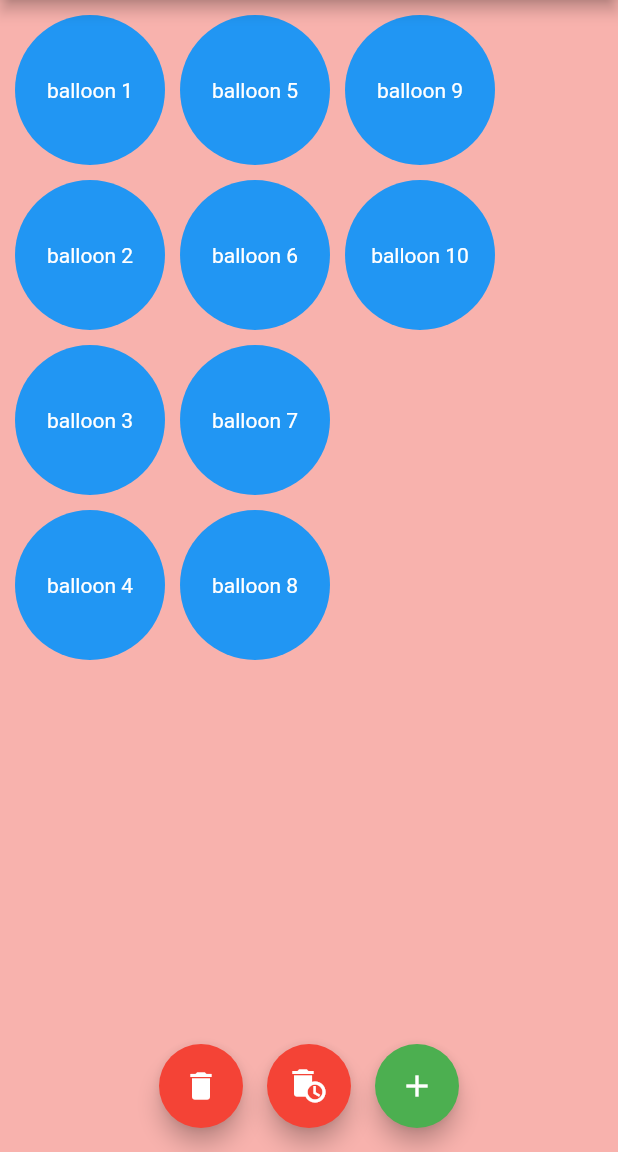
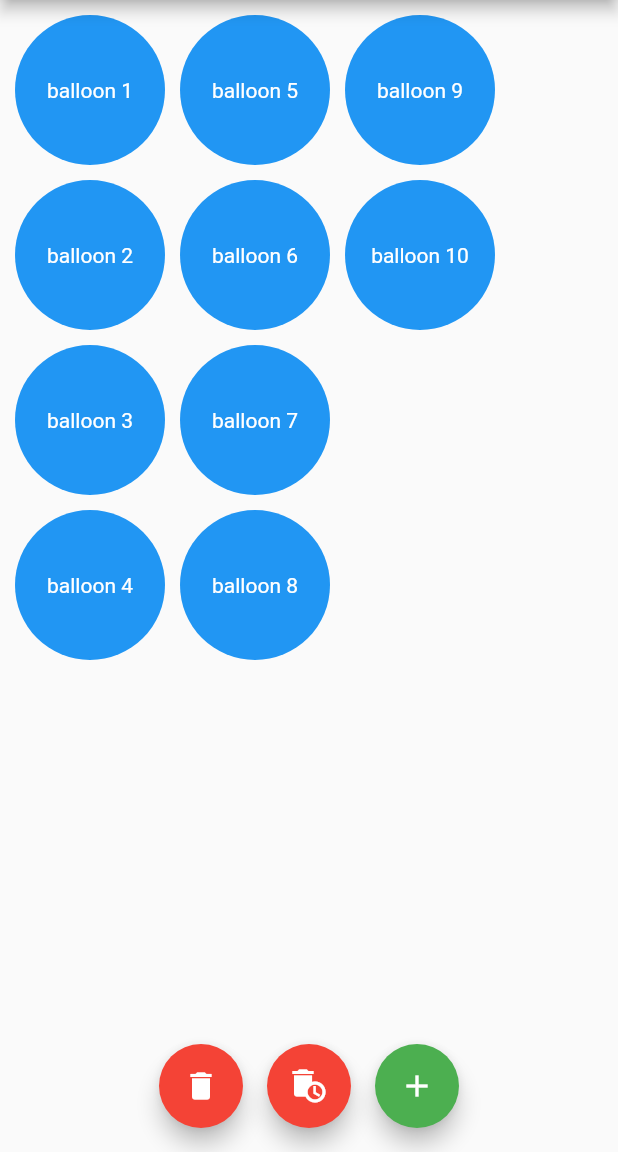
Before and after one commit to ekeydar/circles_menu, a Flutter app: the screen it shows after launch, on a phone screen of 412 x 824 dp, the part 84-1236 px from its top. Run offline on Flutter 3.47's test engine with Material 2 defaults, Android fonts, the phone set to English and light mode, and no system bars; our stand-ins replace flutter_colorpicker, shared_preferences.

Commit message:
fix for bg

```diff
--- a/lib/circles_menu.dart
+++ b/lib/circles_menu.dart
@@ -60,7 +60,7 @@ class _CirclesMenuState extends State<CirclesMenu> {
         scrollDirection: Axis.horizontal,
         controller: _controller,
         child: Container(
-          color: Colors.red.withAlpha(100),
+          color: kDebugMode ? Colors.red.withAlpha(100) : null,
           width: MediaQuery.of(context).size.width * 2,
           child: Stack(
               clipBehavior: Clip.none,
```
